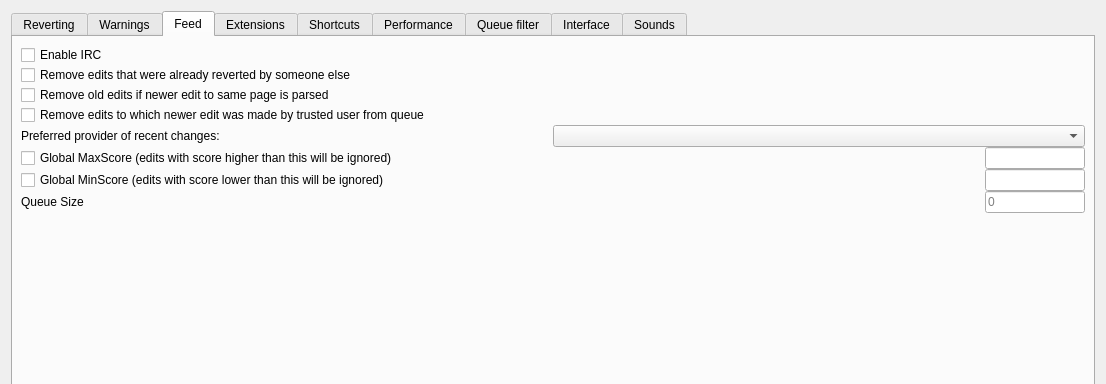
First picture: the form in huggle/preferences.ui, repository huggle/huggle3-qt-lx, before the edit; both pictures show x 0 to 1106 and y 0 to 384 of the 1106 by 774 pixel window.
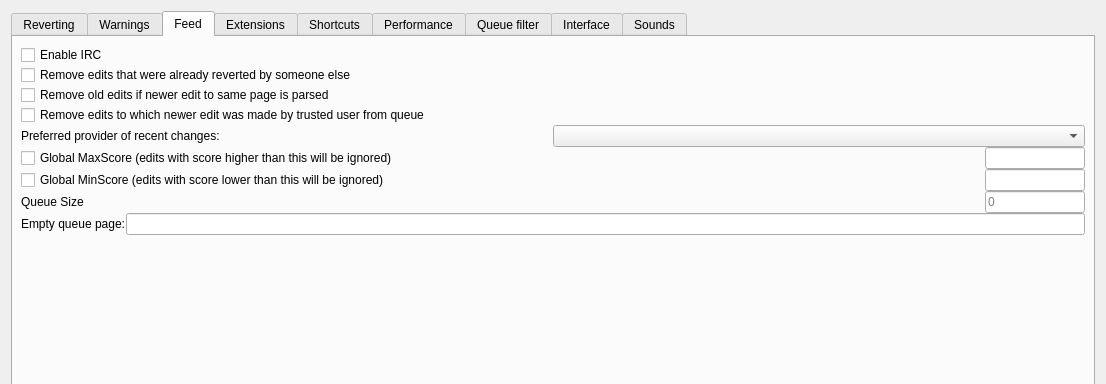
Second picture: the form after the edit. The open tabs and pages were chosen to show the change. Icons and pictures are not drawn.

Commit message: Add preferences UI to get/set PageEmptyQueue config

Patch:
```diff
--- a/huggle/preferences.ui
+++ b/huggle/preferences.ui
@@ -434,6 +434,20 @@
          </item>
         </layout>
        </item>
+       <item>
+        <layout class="QHBoxLayout" name="horizontalLayout_15">
+         <item>
+          <widget class="QLabel" name="l_EmptyQueuePage">
+           <property name="text">
+            <string>Empty queue page:</string>
+           </property>
+          </widget>
+         </item>
+         <item>
+          <widget class="QLineEdit" name="le_EmptyQueuePage"/>
+         </item>
+        </layout>
+       </item>
        <item>
         <spacer name="verticalSpacer_5">
          <property name="orientation">
```
The commit also changes 1 other file.
